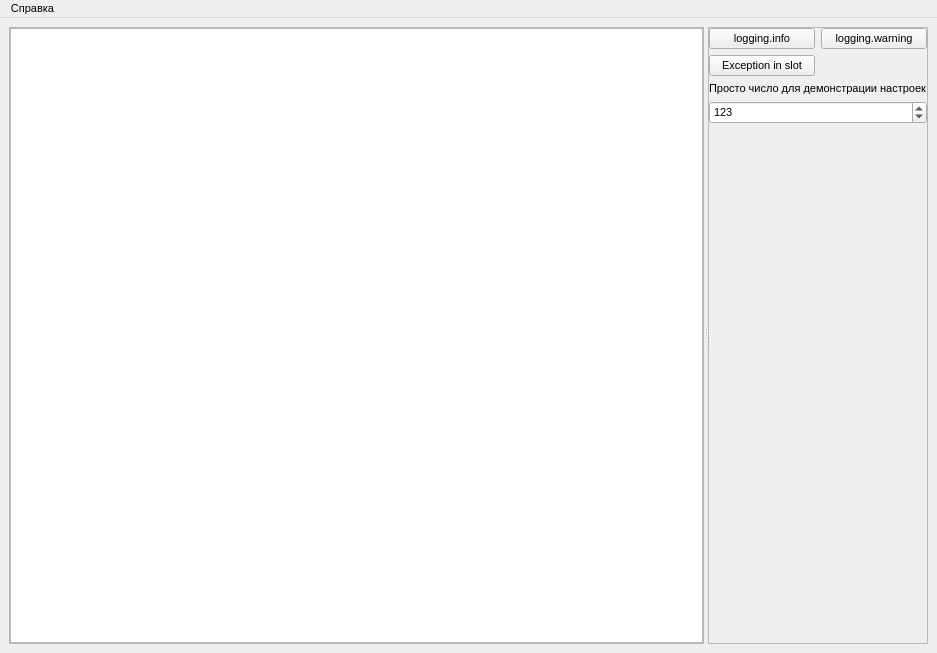
Qt form usbip_gui/ui/mainwindow.ui (Feelinglight/usbip_userspace) before a commit.
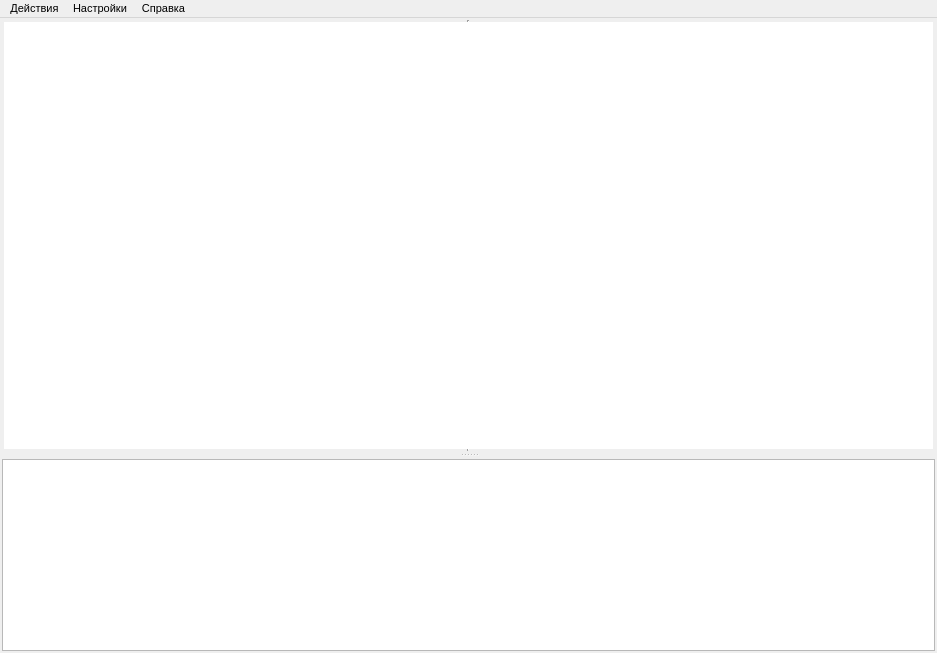
The same form after that commit. Icons and pictures are not drawn.

Patch:
```diff
--- a/usbip_gui/ui/mainwindow.ui
+++ b/usbip_gui/ui/mainwindow.ui
@@ -24,115 +24,91 @@
   </property>
   <widget class="QWidget" name="centralwidget">
    <layout class="QGridLayout" name="gridLayout_2">
+    <property name="leftMargin">
+     <number>0</number>
+    </property>
+    <property name="topMargin">
+     <number>0</number>
+    </property>
+    <property name="rightMargin">
+     <number>0</number>
+    </property>
+    <property name="bottomMargin">
+     <number>0</number>
+    </property>
     <item row="0" column="0">
      <widget class="QSplitter" name="mw_splitter_1">
       <property name="orientation">
-       <enum>Qt::Horizontal</enum>
+       <enum>Qt::Vertical</enum>
       </property>
       <widget class="QFrame" name="frame">
        <property name="sizePolicy">
-        <sizepolicy hsizetype="Expanding" vsizetype="Preferred">
-         <horstretch>1</horstretch>
-         <verstretch>0</verstretch>
+        <sizepolicy hsizetype="Preferred" vsizetype="Expanding">
+         <horstretch>0</horstretch>
+         <verstretch>1</verstretch>
         </sizepolicy>
        </property>
        <property name="frameShape">
-        <enum>QFrame::StyledPanel</enum>
+        <enum>QFrame::NoFrame</enum>
+       </property>
+       <property name="frameShadow">
+        <enum>QFrame::Raised</enum>
+       </property>
+       <layout class="QGridLayout" name="gridLayout_3">
+        <property name="leftMargin">
+         <number>2</number>
+        </property>
+        <property name="topMargin">
+         <number>2</number>
+        </property>
+        <property name="rightMargin">
+         <number>2</number>
+        </property>
+        <property name="bottomMargin">
+         <number>2</number>
+        </property>
+        <item row="0" column="0">
+         <widget class="QTreeWidget" name="usb_tree_widget">
+          <property name="frameShape">
+           <enum>QFrame::VLine</enum>
+          </property>
+          <property name="headerHidden">
+           <bool>true</bool>
+          </property>
+          <column>
+           <property name="text">
+            <string notr="true">1</string>
+           </property>
+          </column>
+         </widget>
+        </item>
+       </layout>
+      </widget>
+      <widget class="QFrame" name="frame">
+       <property name="frameShape">
+        <enum>QFrame::NoFrame</enum>
        </property>
        <property name="frameShadow">
         <enum>QFrame::Raised</enum>
        </property>
        <layout class="QGridLayout" name="gridLayout">
         <property name="leftMargin">
-         <number>0</number>
+         <number>2</number>
         </property>
         <property name="topMargin">
-         <number>0</number>
+         <number>2</number>
         </property>
         <property name="rightMargin">
-         <number>0</number>
+         <number>2</number>
         </property>
         <property name="bottomMargin">
-         <number>0</number>
+         <number>2</number>
         </property>
         <item row="0" column="0">
          <widget class="QTextEdit" name="log_text_edit"/>
         </item>
        </layout>
       </widget>
-      <widget class="QFrame" name="frame_2">
-       <property name="frameShape">
-        <enum>QFrame::StyledPanel</enum>
-       </property>
-       <property name="frameShadow">
-        <enum>QFrame::Raised</enum>
-       </property>
-       <layout class="QGridLayout" name="gridLayout_4">
-        <property name="leftMargin">
-         <number>0</number>
-        </property>
-        <property name="topMargin">
-         <number>0</number>
-        </property>
-        <property name="rightMargin">
-         <number>0</number>
-        </property>
-        <property name="bottomMargin">
-         <number>0</number>
-        </property>
-        <item row="4" column="0">
-         <spacer name="verticalSpacer">
-          <property name="orientation">
-           <enum>Qt::Vertical</enum>
-          </property>
-          <property name="sizeHint" stdset="0">
-           <size>
-            <width>20</width>
-            <height>40</height>
-           </size>
-          </property>
-         </spacer>
-        </item>
-        <item row="0" column="0">
-         <widget class="QPushButton" name="logging_info_button">
-          <property name="text">
-           <string>logging.info</string>
-          </property>
-         </widget>
-        </item>
-        <item row="1" column="0">
-         <widget class="QPushButton" name="exception_in_slot_button">
-          <property name="text">
-           <string>Exception in slot</string>
-          </property>
-         </widget>
-        </item>
-        <item row="2" column="0" colspan="2">
-         <widget class="QLabel" name="label">
-          <property name="text">
-           <string>Просто число для демонстрации настроек</string>
-          </property>
-         </widget>
-        </item>
-        <item row="0" column="1">
-         <widget class="QPushButton" name="logging_warning_button">
-          <property name="text">
-           <string>logging.warning</string>
-          </property>
-         </widget>
-        </item>
-        <item row="3" column="0" colspan="2">
-         <widget class="QSpinBox" name="some_spinbox">
-          <property name="maximum">
-           <number>999999999</number>
-          </property>
-          <property name="value">
-           <number>123</number>
-          </property>
-         </widget>
-        </item>
-       </layout>
-      </widget>
      </widget>
     </item>
    </layout>
@@ -152,6 +128,21 @@
     </property>
     <addaction name="about_action"/>
    </widget>
+   <widget class="QMenu" name="menu_2">
+    <property name="title">
+     <string>Действия</string>
+    </property>
+    <addaction name="add_server_action"/>
+    <addaction name="remove_server_action"/>
+   </widget>
+   <widget class="QMenu" name="menu_3">
+    <property name="title">
+     <string>Настройки</string>
+    </property>
+    <addaction name="filters_action"/>
+   </widget>
+   <addaction name="menu_2"/>
+   <addaction name="menu_3"/>
    <addaction name="menu"/>
   </widget>
   <action name="open_about_action">
```
Left out of the diff: 49 changed lines with no effect on the pictures.
